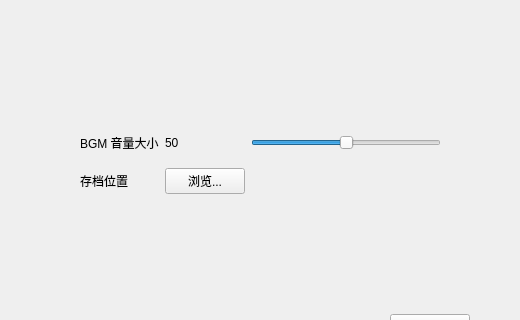
leverimmy/Human-Resource-Machine, file HumanResourceMachine/widget.ui: the form before one commit; both pictures show x 170 to 690 and y 186 to 506 of the 800 by 600 pixel window.
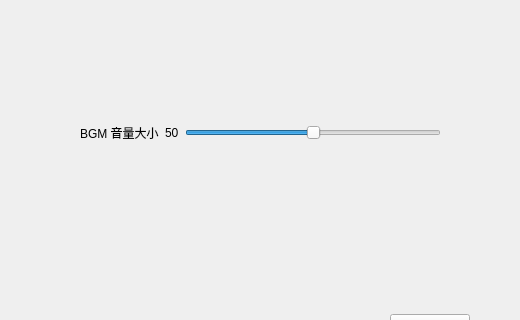
The form after the commit. The open tabs and pages were chosen to show the change.

Commit message: feat: finished most

The edit to the form file:
```diff
--- a/HumanResourceMachine/widget.ui
+++ b/HumanResourceMachine/widget.ui
@@ -159,13 +159,6 @@
         </property>
        </widget>
       </item>
-      <item row="2" column="2">
-       <widget class="QPushButton" name="selectFileDirectory">
-        <property name="text">
-         <string>浏览...</string>
-        </property>
-       </widget>
-      </item>
       <item row="1" column="0">
        <widget class="QLabel" name="label_2">
         <property name="text">
@@ -173,13 +166,6 @@
         </property>
        </widget>
       </item>
-      <item row="2" column="0">
-       <widget class="QLabel" name="label">
-        <property name="text">
-         <string>存档位置</string>
-        </property>
-       </widget>
-      </item>
       <item row="2" column="3">
        <widget class="QLabel" name="fileDirectory">
         <property name="text">
```
Left out of the diff: 10 changed lines with no effect on the pictures. The commit also changes 2 other files.
